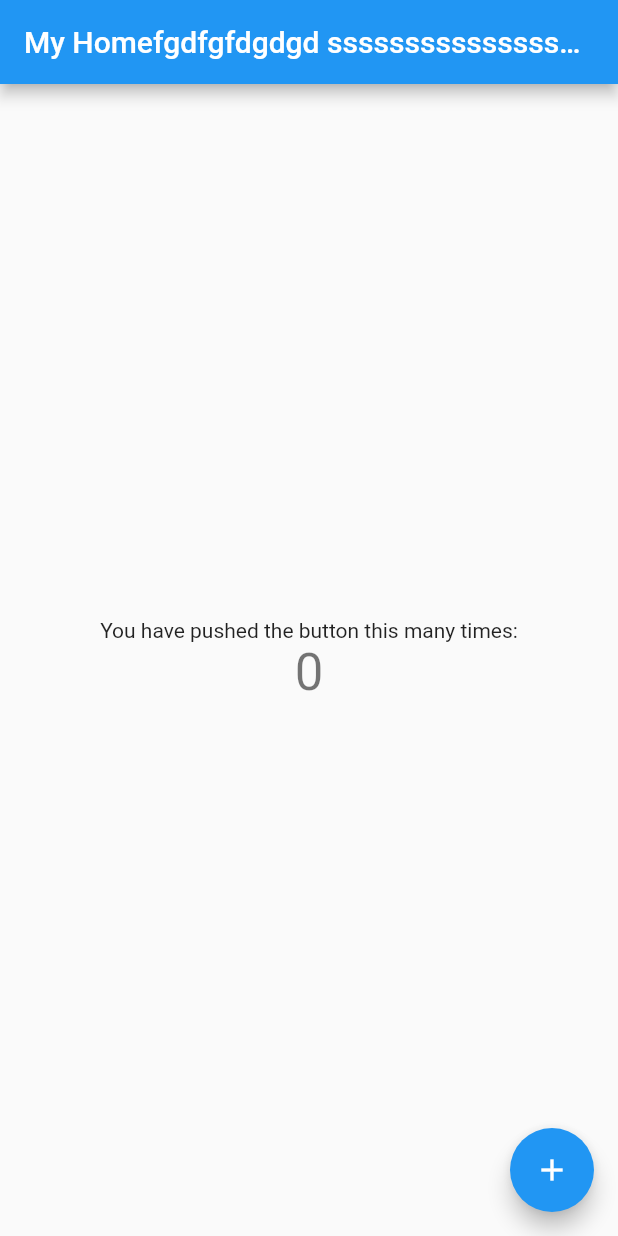
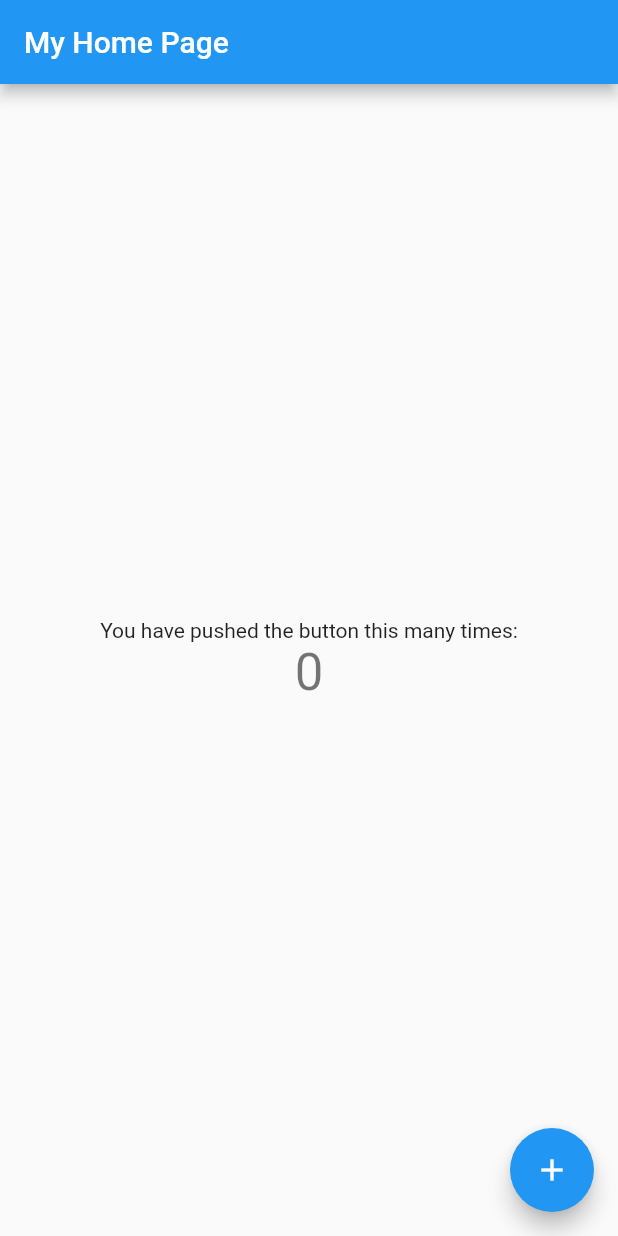
Before and after one commit to techolation/Visit_provision_no_4, a Flutter app: the screen it shows after launch, on a phone screen of 412 x 824 dp. Run offline on Flutter 3.47's test engine with Material 2 defaults, Android fonts, the phone set to English and light mode, and no system bars.

Commit message:
seventh commit

```diff
--- a/lib/main.dart
+++ b/lib/main.dart
@@ -20,7 +20,7 @@ class MyApp extends StatelessWidget {
         // is not restarted.
         primarySwatch: Colors.blue,
       ),
-      home: MyHomePage(title: 'My Homefgdfgfdgdgd sssssssssssssssssssssssssssssssssssPage'),
+      home: MyHomePage(title: 'My Home Page'),
     );
   }
 }
```
